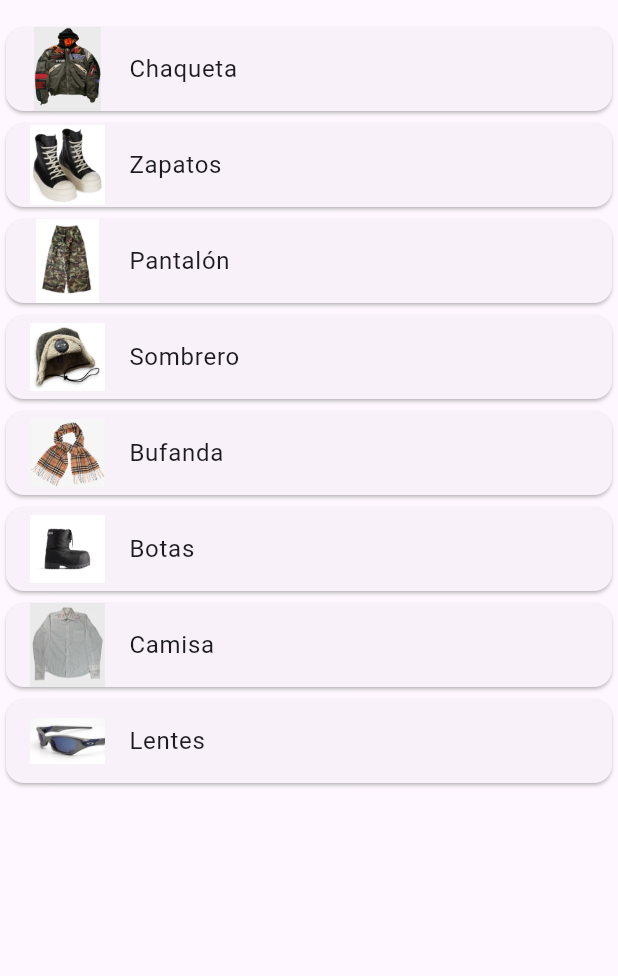
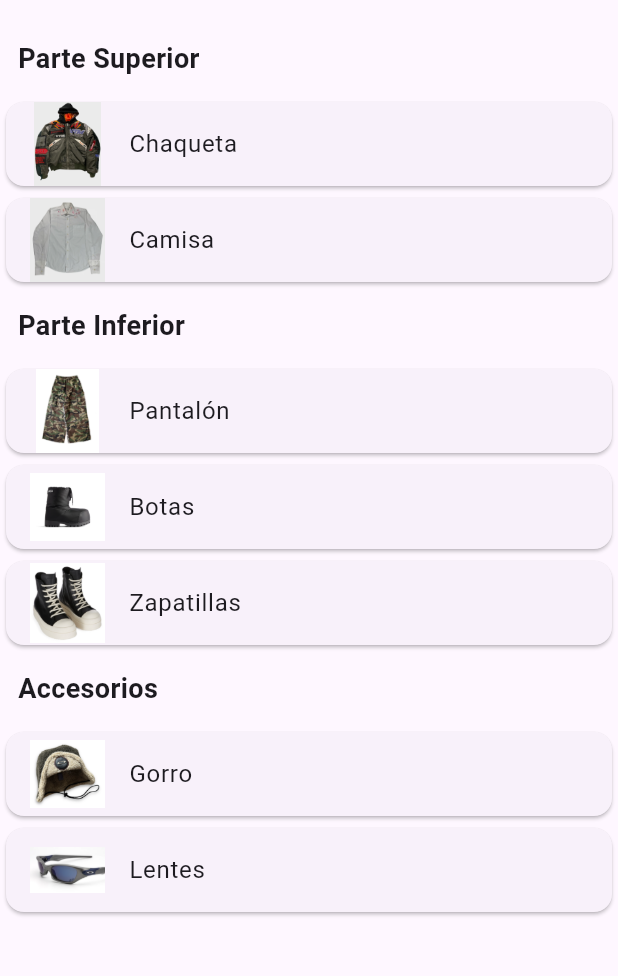
Before and after one commit to Ranafonica/MyClosetApp, a Flutter app: the MyClosetPage screen opened directly, on a phone screen of 412 x 824 dp, the part 63-1039 px from its top. Run offline on Flutter 3.47's test engine with Material 3 defaults, Android fonts, the phone set to English and light mode, and no system bars.

Commit message:
General Update
-Se modifican las imágenes a formatos 4:4
-Se agrega la calse ClosetGroup que permite separar lis ítems por grupos de imágenes
-Se modifica my_closet y world_closets con funciones más identitarias entre ambas

```diff
--- a/flutter_myclosetapp/lib/pages/closet_items.dart
+++ b/flutter_myclosetapp/lib/pages/closet_items.dart
@@ -4,3 +4,10 @@ class ClosetItem {
 
   const ClosetItem({required this.name, required this.imagePath});
 }
+
+class ClosetGroup {
+  final String groupName;
+  final List<ClosetItem> items;
+
+  const ClosetGroup({required this.groupName, required this.items});
+}
--- a/flutter_myclosetapp/lib/pages/my_closet.dart
+++ b/flutter_myclosetapp/lib/pages/my_closet.dart
@@ -10,15 +10,29 @@ class MyClosetPage extends StatefulWidget {
 }
 
 class _MyClosetPageState extends State<MyClosetPage> {
-  final List<ClosetItem> items = const [
+  final List<ClosetGroup> closetGroups = const [
+    ClosetGroup(
+      groupName: "Parte Superior",
+      items: [
         ClosetItem(name: "Chaqueta", imagePath: "assets/chaqueta.png"),
-    ClosetItem(name: "Zapatos", imagePath: "assets/zapatos.png"),
+        ClosetItem(name: "Camisa", imagePath: "assets/camisa.png"),
+      ],
+    ),
+    ClosetGroup(
+      groupName: "Parte Inferior",
+      items: [
         ClosetItem(name: "Pantalón", imagePath: "assets/pantalon.png"),
-    ClosetItem(name: "Sombrero", imagePath: "assets/sombrero.png"),
-    ClosetItem(name: "Bufanda", imagePath: "assets/bufanda.png"),
         ClosetItem(name: "Botas", imagePath: "assets/botas.png"),
-    ClosetItem(name: "Camisa", imagePath: "assets/camisa.png"),
+        ClosetItem(name: "Zapatillas", imagePath: "assets/zapatos.png"),
+      ],
+    ),
+    ClosetGroup(
+      groupName: "Accesorios",
+      items: [
+        ClosetItem(name: "Gorro", imagePath: "assets/sombrero.png"),
         ClosetItem(name: "Lentes", imagePath: "assets/lentes.png"),
+      ],
+    ),
   ];
 
   @override
@@ -26,13 +40,34 @@ class _MyClosetPageState extends State<MyClosetPage> {
     return Scaffold(
       appBar: AppBar(title: const Text('My Closet')),
       body: ListView.builder(
-        itemCount: items.length,
-        itemBuilder: (context, index) {
+        itemCount: closetGroups.length,
+        itemBuilder: (context, groupIndex) {
+          final group = closetGroups[groupIndex];
+          return Column(
+            crossAxisAlignment: CrossAxisAlignment.start,
+            children: [
+              Padding(
+                padding: const EdgeInsets.all(12.0),
+                child: Text(
+                  group.groupName,
+                  style: const TextStyle(fontSize: 18, fontWeight: FontWeight.bold),
+                ),
+              ),
+              ListView.builder(
+                physics: const NeverScrollableScrollPhysics(), // evita conflicto de scroll
+                shrinkWrap: true,
+                itemCount: group.items.length,
+                itemBuilder: (context, itemIndex) {
+                  final item = group.items[itemIndex];
                   return Card(
                     child: ListTile(
-              leading: Image.asset(items[index].imagePath, width: 50),
-              title: Text(items[index].name),
+                      leading: Image.asset(item.imagePath, width: 50),
+                      title: Text(item.name),
                     ),
+                  );
+                },
+              ),
+            ],
           );
         },
       ),
```
Also changed, not shown: flutter_myclosetapp/lib/pages/world_closets.dart (+28 -9 lines), flutter_myclosetapp/assets/outfit1.jpg, flutter_myclosetapp/assets/outfit2.jpg, flutter_myclosetapp/assets/outfit3.jpg, flutter_myclosetapp/assets/outfit4.jpg, flutter_myclosetapp/assets/outfit5.jpg. Lines whose indentation alone changed are shown as unchanged.
